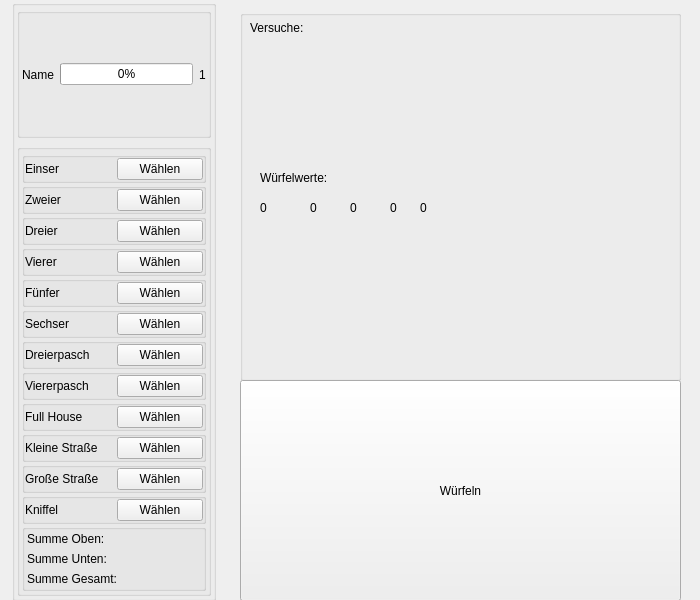
This is gui/ui/spielseite.ui in eloquenter/Python-Projekt as Qt 5 draws it before an edit. The edited form follows.
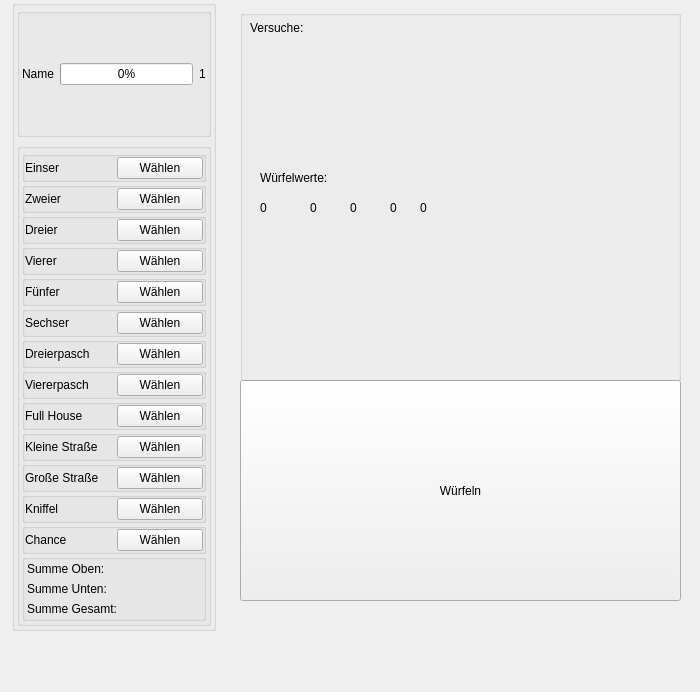
This is the edited form.

```diff
--- a/gui/ui/spielseite.ui
+++ b/gui/ui/spielseite.ui
@@ -7,7 +7,7 @@
     <x>0</x>
     <y>0</y>
     <width>700</width>
-    <height>600</height>
+    <height>692</height>
    </rect>
   </property>
   <property name="windowTitle">
@@ -19,7 +19,7 @@
      <x>12</x>
      <y>0</y>
      <width>204</width>
-     <height>601</height>
+     <height>631</height>
     </rect>
    </property>
    <property name="title">
@@ -524,6 +524,41 @@
          </layout>
         </widget>
        </item>
+       <item>
+        <widget class="QGroupBox" name="groupBox_18">
+         <property name="title">
+          <string/>
+         </property>
+         <layout class="QHBoxLayout" name="horizontalLayout_14">
+          <property name="leftMargin">
+           <number>0</number>
+          </property>
+          <property name="topMargin">
+           <number>0</number>
+          </property>
+          <property name="rightMargin">
+           <number>0</number>
+          </property>
+          <property name="bottomMargin">
+           <number>0</number>
+          </property>
+          <item>
+           <widget class="QLabel" name="chance">
+            <property name="text">
+             <string>Chance</string>
+            </property>
+           </widget>
+          </item>
+          <item>
+           <widget class="QPushButton" name="chance_button">
+            <property name="text">
+             <string>Wählen</string>
+            </property>
+           </widget>
+          </item>
+         </layout>
+        </widget>
+       </item>
        <item>
         <widget class="QGroupBox" name="groupBox_17">
          <property name="title">
```
